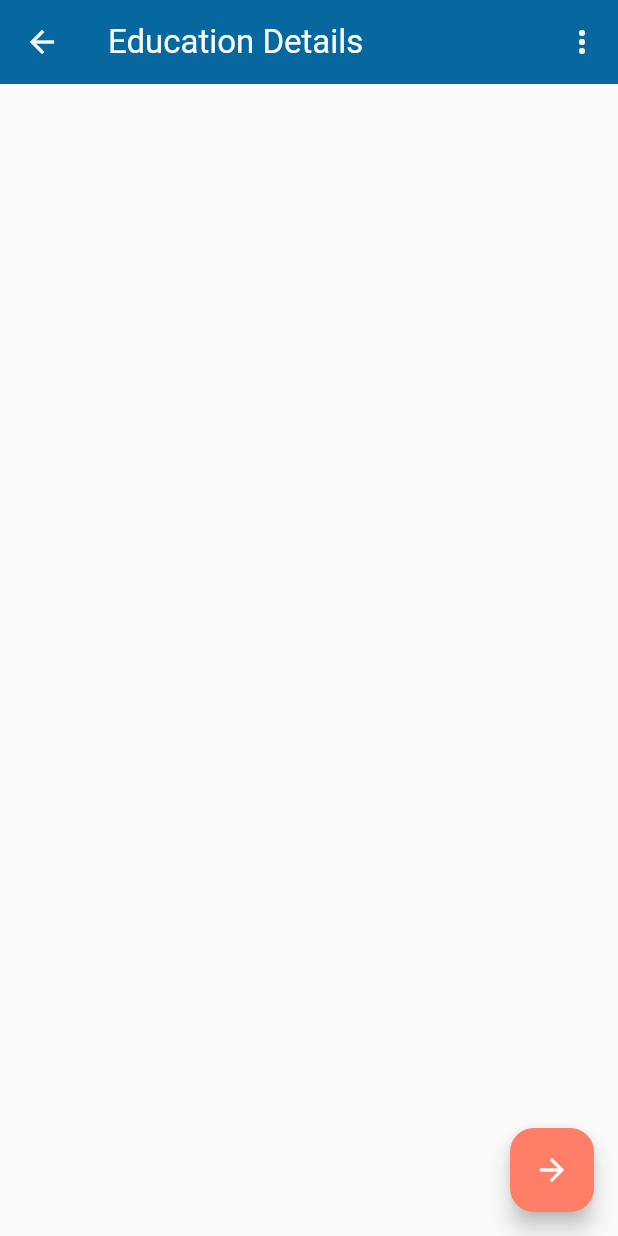
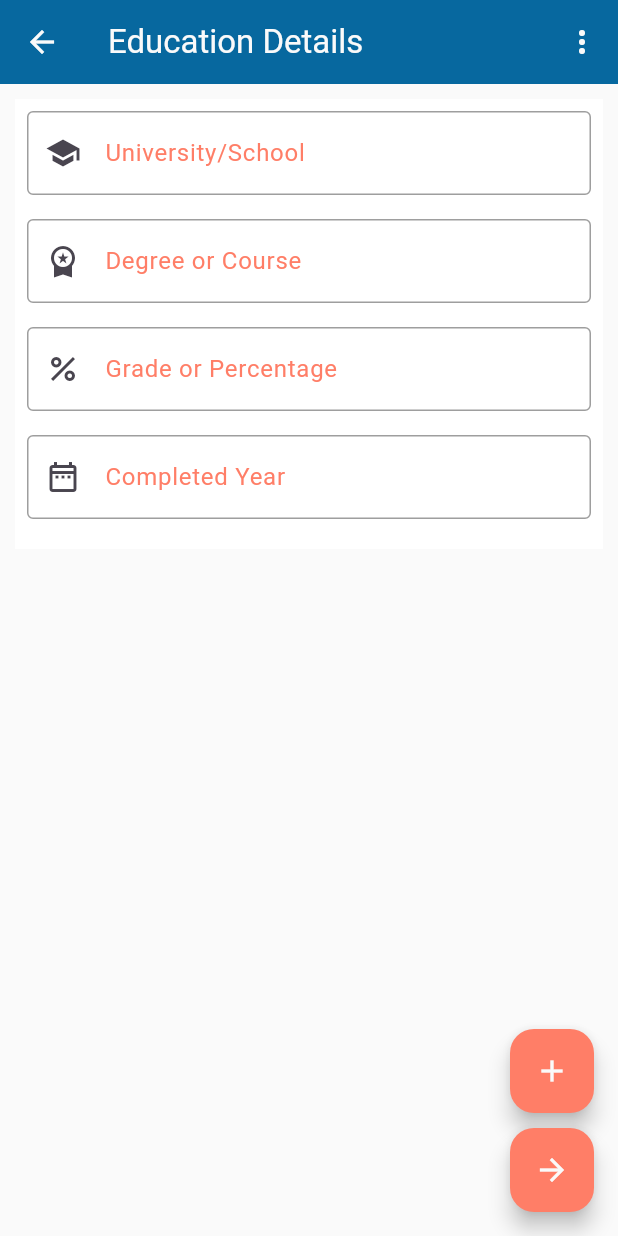
Before and after one commit to theAkHilsarkar18/resume_builder_11am, a Flutter app: the EducationPage screen opened by its route, on a phone screen of 412 x 824 dp. Run offline on Flutter 3.47's test engine with Material 3 defaults, Android fonts, the phone set to English and light mode, and no system bars; our stand-ins replace image_picker; network calls fail.

Commit message:
21-08-2024

```diff
--- a/lib/screens/home/education/education_page.dart
+++ b/lib/screens/home/education/education_page.dart
@@ -1,4 +1,5 @@
 import 'package:flutter/material.dart';
+import 'package:resume_builder/screens/home/components/text_box.dart';
 import 'package:resume_builder/utils/globals.dart';
 
 import '../../../utils/colors.dart';
@@ -16,9 +17,14 @@ class _EducationPageState extends State<EducationPage> {
     return Scaffold(
       backgroundColor: offWhite,
       appBar: AppBar(
-        leading: IconButton(onPressed: () {
+        leading: IconButton(
+            onPressed: () {
               Navigator.of(context).pop();
-        }, icon:  Icon(Icons.arrow_back,color: offWhite,)),
+            },
+            icon: Icon(
+              Icons.arrow_back,
+              color: offWhite,
+            )),
         actions: [
           IconButton(
             onPressed: () {},
@@ -34,18 +40,69 @@ class _EducationPageState extends State<EducationPage> {
         ),
         backgroundColor: blue,
       ),
-
-      body: Column(
+      body: SingleChildScrollView(
+        child: Column(
+          children: List.generate(l1.length, (index) =>  Container(
+            margin: const EdgeInsets.all(10),
+            height: 300,
+            width: double.infinity,
+            decoration: const BoxDecoration(color: Colors.white),
+            child: Column(
               children: [
-          Text(txtName.text),
-          Text(txtAddress.text),
-          Text(txtPhone.text),
-          Text(txtEmail.text),
-          Text(txtDesignation.text),
+                textBox(
+                  isPhone: false,
+                  isAddress: false,
+                  label: 'University/School',
+                  hint: 'RK University',
+                  prefix: Icons.school,
+                  txtController: txtSchoolName,
+                ),
+                textBox(
+                  isPhone: false,
+                  isAddress: false,
+                  label: 'Degree or Course',
+                  hint: 'B.E in CS',
+                  prefix: Icons.workspace_premium,
+                  txtController: txtDegree,
+                ),
+                textBox(
+                  isPhone: false,
+                  isAddress: false,
+                  label: 'Grade or Percentage',
+                  hint: '8.9 SGPA',
+                  prefix: Icons.percent,
+                  txtController: txtGrade,
+                ),
+                textBox(
+                  isPhone: false,
+                  isAddress: false,
+                  label: 'Completed Year',
+                  hint: '2024',
+                  prefix: Icons.date_range_outlined,
+                  txtController: txtYear,
+                ),
               ],
             ),
-
-      floatingActionButton: FloatingActionButton(
+          ),),
+        ),
+      ),
+      floatingActionButton: Column(
+        mainAxisSize: MainAxisSize.min,
+        children: [
+          FloatingActionButton(
+            backgroundColor: orange,
+            child: Icon(
+              Icons.add,
+              color: offWhite,
+            ),
+            onPressed: () {
+              setState(() {
+                l1.add(2);
+              });
+            },
+          ),
+          const SizedBox(height: 10,),
+          FloatingActionButton(
             backgroundColor: orange,
             child: Icon(
               Icons.arrow_forward,
@@ -53,6 +110,8 @@ class _EducationPageState extends State<EducationPage> {
             ),
             onPressed: () {},
           ),
+        ],
+      ),
     );
   }
 }
--- a/lib/screens/home/home_page.dart
+++ b/lib/screens/home/home_page.dart
@@ -162,7 +162,7 @@ class _HomePageState extends State<HomePage> {
           color: offWhite,
         ),
         onPressed: () {
-          if(formKey.currentState!.validate())
+          if(formKey.currentState!.validate() && fileImage!=null)
             {
               Navigator.of(context).pushNamed('/edu');
             }
--- a/lib/utils/globals.dart
+++ b/lib/utils/globals.dart
@@ -7,11 +7,20 @@ import '../model/user_model.dart';
 
 List<User> usersList = [];
 
+// personal detail
 TextEditingController txtName = TextEditingController();
 TextEditingController txtEmail = TextEditingController();
 TextEditingController txtPhone = TextEditingController();
 TextEditingController txtAddress = TextEditingController();
 TextEditingController txtDesignation = TextEditingController();
+
+// education detail
+TextEditingController txtSchoolName = TextEditingController();
+TextEditingController txtDegree = TextEditingController();
+TextEditingController txtYear = TextEditingController();
+TextEditingController txtGrade = TextEditingController();
+
+List l1 = [1];
 
 const String defaultProfileImageUrl = "https://cdn.pixabay.com/photo/2015/10/05/22/37/blank-profile-picture-973460_960_720.png";
 
```
Lines whose indentation alone changed are shown as unchanged.
